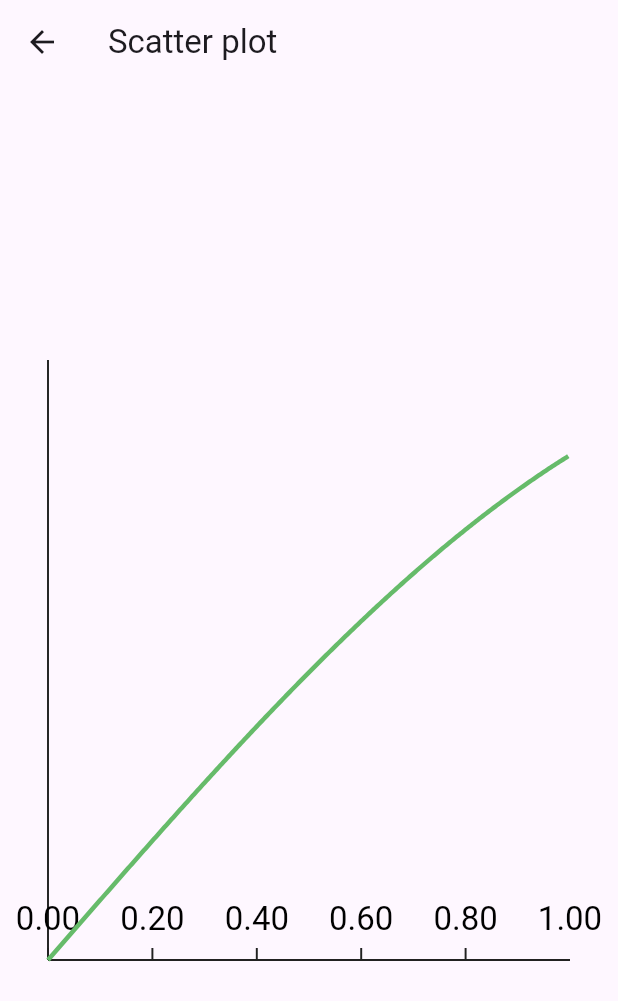
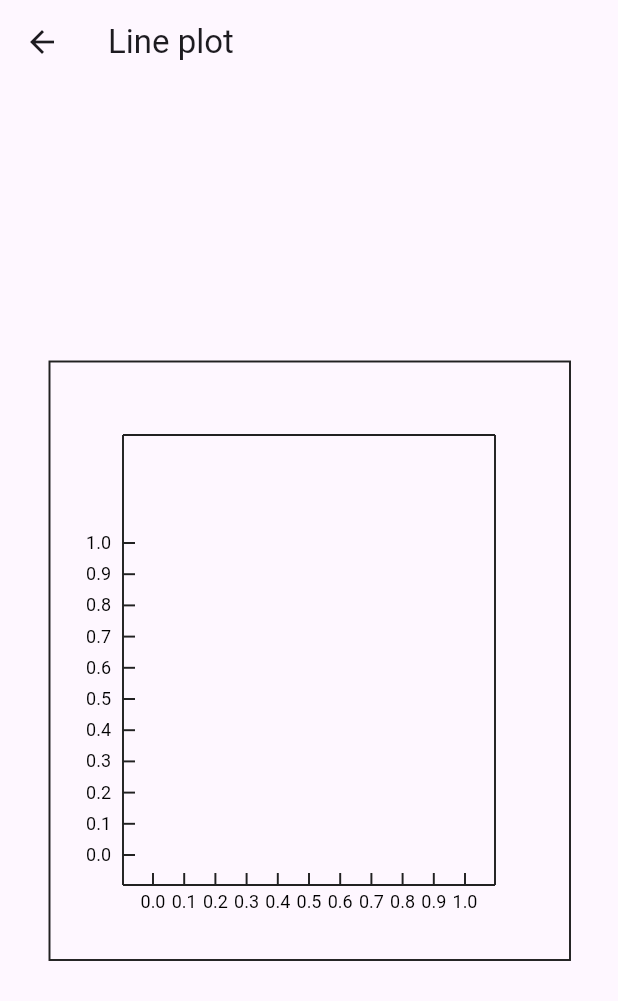
Before and after one commit to ClementBeal/pretty_charts, a Flutter app: the screen it shows after launch, after a tap on "Scatter", on a phone screen of 412 x 824 dp. Shown: the top 1001 px of the screen. Run offline on Flutter 3.47's test engine with Material 3 defaults, Android fonts, the phone set to English and light mode, and no system bars.

Commit message:
better axes

```diff
--- a/example/lib/main.dart
+++ b/example/lib/main.dart
@@ -1,4 +1,4 @@
-import 'package:example/screens/scatter_plot_screen.dart';
+import 'package:example/screens/line_plot_screen.dart';
 import 'package:flutter/material.dart';
 import 'package:pretty_charts/pretty_charts.dart';
 
@@ -38,7 +38,7 @@ class HomeScreen extends StatelessWidget {
             onTap: () {
               Navigator.of(context).push(
                 MaterialPageRoute(
-                  builder: (context) => ScatterPlotScreen(),
+                  builder: (context) => LinePlotScreen(),
                 ),
               );
             },
--- a/example/lib/screens/scatter_plot_screen.dart
+++ b/example/lib/screens/line_plot_screen.dart
@@ -1,14 +1,14 @@
 import 'package:flutter/material.dart';
 import 'package:pretty_charts/pretty_charts.dart';
 
-class ScatterPlotScreen extends StatelessWidget {
-  const ScatterPlotScreen({super.key});
+class LinePlotScreen extends StatelessWidget {
+  const LinePlotScreen({super.key});
 
   @override
   Widget build(BuildContext context) {
     return Scaffold(
       appBar: AppBar(
-        title: Text("Scatter plot"),
+        title: Text("Line plot"),
       ),
       body: Center(
         child: Padding(
@@ -16,7 +16,15 @@ class ScatterPlotScreen extends StatelessWidget {
           child: SizedBox(
             width: 400,
             height: 400,
-            child: ScatterPlot(),
+            child: LinePlot(
+              axes: Axes(
+                xLimits: (-1, 1),
+                yLimits: (-1, 1),
+                numberOfTicksOnX: 10,
+                numberOfTicksOnY: 10,
+                legend: "A great line plot",
+              ),
+            ),
           ),
         ),
       ),
--- a/lib/pretty_charts.dart
+++ b/lib/pretty_charts.dart
@@ -1,3 +1,4 @@
 library pretty_charts;
 
-export 'src/plots/scatter_plot.dart' show ScatterPlot;
+export 'src/plots/line_plot.dart' show LinePlot;
+export 'src/axes/axes.dart' show Axes;
--- /dev/null
+++ b/lib/src/axes/axes.dart
@@ -0,0 +1,18 @@
+class Axes {
+  final (int, int) xLimits;
+  final (int, int) yLimits;
+
+  final int numberOfTicksOnX;
+  final int numberOfTicksOnY;
+
+  /// legend to write on the plot
+  final String? legend;
+
+  Axes({
+    required this.xLimits,
+    required this.yLimits,
+    required this.numberOfTicksOnX,
+    required this.numberOfTicksOnY,
+    this.legend,
+  });
+}
--- /dev/null
+++ b/lib/src/axes/plot_framework.dart
@@ -0,0 +1,190 @@
+import 'dart:math';
+
+import 'package:flutter/material.dart';
+import 'package:pretty_charts/pretty_charts.dart';
+
+class PlotFrameworkPainter extends CustomPainter {
+  PlotFrameworkPainter({super.repaint, required this.axes});
+
+  final Axes axes;
+
+  // Offset convertPoint(double x, double y, )
+
+  @override
+  void paint(Canvas canvas, Size size) {
+    const double internalPadding = 50.0;
+    const double axesPadding = 20.0;
+
+    final xAxesNumberTicks = axes.numberOfTicksOnX;
+    final yAxesNumberTicks = axes.numberOfTicksOnY;
+    final yAxesRange = axes.xLimits;
+    final xAxesRange = axes.yLimits;
+
+    Paint axesPainter = Paint()
+      ..color = Colors.grey.shade900
+      ..style = PaintingStyle.stroke
+      ..strokeWidth = 1.3;
+
+    canvas.drawRect(
+        Rect.fromLTWH(1, 1, size.width - 1, size.height - 1), axesPainter);
+
+    final height = size.height;
+    final width = size.width;
+
+    final paddedWidth = size.width - 2 * internalPadding;
+    final paddedHeight = size.height - 2 * internalPadding;
+
+    final topLeftCorner = Offset(internalPadding, internalPadding);
+    final topRightCorner = topLeftCorner.translate(paddedWidth, 0);
+    final bottomRightCorner = topRightCorner.translate(0, paddedHeight);
+    final bottomLeftCorner = bottomRightCorner.translate(-paddedWidth, 0);
+
+    final axesOrigin = bottomLeftCorner.translate(axesPadding, -axesPadding);
+
+    // draw the box
+    canvas.drawLine(topLeftCorner, topRightCorner, axesPainter);
+    canvas.drawLine(topRightCorner, bottomRightCorner, axesPainter);
+    canvas.drawLine(bottomRightCorner, bottomLeftCorner, axesPainter);
+    canvas.drawLine(bottomLeftCorner, topLeftCorner, axesPainter);
+
+    // draw the axes
+
+    // x axes
+    // canvas.drawLine(
+    //   topLeftCorner.translate(
+    //     0,
+    //     paddedHeight / 2,
+    //   ),
+    //   topLeftCorner.translate(
+    //     paddedWidth,
+    //     paddedHeight / 2,
+    //   ),
+    //   axesPainter,
+    // );
+
+    // // y axes
+    // canvas.drawLine(
+    //   topLeftCorner.translate(
+    //     paddedWidth / 2,
+    //     0,
+    //   ),
+    //   topLeftCorner.translate(
+    //     paddedWidth / 2,
+    //     paddedHeight,
+    //   ),
+    //   axesPainter,
+    // );
+
+    // draw ticks
+
+    // actually linear
+
+    const textStyle = TextStyle(
+      color: Colors.black,
+      fontSize: 12,
+    );
+    final tickTextPainter = TextPainter(textDirection: TextDirection.ltr);
+    final xSpacing = (paddedWidth - 2 * axesPadding) / xAxesNumberTicks;
+    final ySpacing = (paddedWidth - 2 * axesPadding) / yAxesNumberTicks;
+
+    for (var i = 0; i < xAxesNumberTicks + 1; i++) {
+      canvas.drawLine(
+        bottomLeftCorner.translate(axesPadding + i * xSpacing, 0),
+        bottomLeftCorner.translate(axesPadding + i * xSpacing, -8),
+        axesPainter,
+      );
+    }
+
+    for (var i = 0; i < xAxesNumberTicks + 1; i++) {
+      final caption = xAxesRange.$2 / xAxesNumberTicks * i;
+      final textSpan = TextSpan(
+        text: caption.toStringAsFixed(1),
+        style: textStyle,
+      );
+      tickTextPainter.text = textSpan;
+
+      tickTextPainter.layout(maxWidth: 60);
+      tickTextPainter.paint(
+        canvas,
+        bottomLeftCorner.translate(
+            axesPadding + xSpacing * i - tickTextPainter.width / 2, 4),
+      );
+    }
+
+    // draw Y axes
+    for (var i = 0; i < yAxesNumberTicks + 1; i++) {
+      canvas.drawLine(
+        bottomLeftCorner.translate(0, -axesPadding - i * ySpacing),
+        bottomLeftCorner.translate(8, -axesPadding - i * ySpacing),
+        axesPainter,
+      );
+    }
+
+    for (var i = 0; i < xAxesNumberTicks + 1; i++) {
+      final caption = xAxesRange.$2 / xAxesNumberTicks * i;
+      final textSpan = TextSpan(
+        text: caption.toStringAsFixed(1),
+        style: textStyle,
+      );
+      tickTextPainter.text = textSpan;
+
+      tickTextPainter.layout(maxWidth: 60);
+      tickTextPainter.paint(
+        canvas,
+        bottomLeftCorner.translate(
+          -tickTextPainter.width - 8,
+          -axesPadding - ySpacing * i - tickTextPainter.height / 2,
+        ),
+      );
+    }
+
+    // draw a curve
+    // final curvePath = Path();
+    // final curvePainter = Paint()
+    //   ..color = Colors.green.shade400
+    //   ..style = PaintingStyle.stroke
+    //   ..strokeWidth = 3;
+    // curvePath.moveTo(0, height);
+
+    // final curveStep = width / 300;
+
+    // for (var i = 0; i < 300; i++) {
+    //   curvePath.lineTo(
+    //     i * curveStep,
+    //     height - (sin(i / 300)) * (height * yAxesRange.$2),
+    //   );
+    // }
+
+    // canvas.drawPath(curvePath, curvePainter);
+    // if (axes.legend != null) {
+    //   final legendPainter = TextPainter(
+    //     textDirection: TextDirection.ltr,
+    //     text: TextSpan(
+    //       text: axes.legend!,
+    //       style: TextStyle(
+    //         color: Colors.black,
+    //         fontStyle: FontStyle.italic,
+    //         fontSize: 20,
+    //       ),
+    //     ),
+    //   );
+
+    //   legendPainter.layout();
+
+    //   legendPainter.paint(
+    //     canvas,
+    //     Offset(
+    //       width / 2 - legendPainter.width / 2,
+    //       height - legendPainter.height,
+    //     ),
+    //   );
+    // }
+  }
+
+  void drawVerticalAxes() {}
+
+  @override
+  bool shouldRepaint(covariant CustomPainter oldDelegate) {
+    return true;
+  }
+}
--- a/lib/src/plot_framework.dart
+++ /dev/null
@@ -1,88 +0,0 @@
-import 'dart:math';
-
-import 'package:flutter/material.dart';
-
-class PlotFrameworkPainter extends CustomPainter {
-  @override
-  void paint(Canvas canvas, Size size) {
-    final xAxesNumberTicks = 5;
-    final yAxesRange = (0, 1);
-    final xAxesRange = (0, 1);
-
-    Paint axesPainter = Paint()
-      ..color = Colors.grey.shade900
-      ..strokeWidth = 1.3;
-
-    final width = size.width;
-    final height = size.height;
-    final aspectRatio = size.aspectRatio;
-
-    final origin = Offset(0, height);
-
-    const topLeftCorner = Offset.zero;
-    final topRightCorner = Offset(width, 0);
-    final bottomRightCorner = Offset(width, height);
-    final bottomLeftCorner = Offset(0, height);
-
-    // draw the box
-    // canvas.drawLine(topLeftCorner, topRightCorner, axesPainter);
-    // canvas.drawLine(topRightCorner, bottomRightCorner, axesPainter);
-    canvas.drawLine(bottomRightCorner, bottomLeftCorner, axesPainter);
-    canvas.drawLine(bottomLeftCorner, topLeftCorner, axesPainter);
-
-    // draw the axes
-
-    // canvas.drawLine(Offset(0, 20), Offset(width, 20), axesPainter);
-
-    // draw ticks
-
-    // actually linear
-
-    final textStyle = TextStyle(
-      color: Colors.black,
-      fontSize: 22,
-    );
-    final tickTextPainter = TextPainter(textDirection: TextDirection.ltr);
-    final xSpacing = width / xAxesNumberTicks;
-
-    for (var i = 0; i < xAxesNumberTicks; i++) {
-      canvas.drawLine(Offset(i * xSpacing, height),
-          Offset(i * xSpacing, height - 8), axesPainter);
-    }
-
-    for (var i = 0; i < xAxesNumberTicks + 1; i++) {
-      final caption = xAxesRange.$2 / xAxesNumberTicks * i;
-      final textSpan =
-          TextSpan(text: caption.toStringAsFixed(2), style: textStyle);
-      tickTextPainter.text = textSpan;
-
-      tickTextPainter.layout(maxWidth: 60);
-      tickTextPainter.paint(canvas,
-          Offset(xSpacing * i - tickTextPainter.width / 2, height - 40));
-    }
-
-    // draw a curve
-    final curvePath = Path();
-    final curvePainter = Paint()
-      ..color = Colors.green.shade400
-      ..style = PaintingStyle.stroke
-      ..strokeWidth = 3;
-    curvePath.moveTo(0, height);
-
-    final curveStep = width / 300;
-
-    for (var i = 0; i < 300; i++) {
-      curvePath.lineTo(
-        i * curveStep,
-        height - (sin(i / 300)) * (height * yAxesRange.$2),
-      );
-    }
-
-    canvas.drawPath(curvePath, curvePainter);
-  }
-
-  @override
-  bool shouldRepaint(covariant CustomPainter oldDelegate) {
-    return true;
-  }
-}
--- a/lib/src/plots/scatter_plot.dart
+++ b/lib/src/plots/line_plot.dart
@@ -1,14 +1,21 @@
 import 'package:flutter/widgets.dart';
-import 'package:pretty_charts/src/plot_framework.dart';
+import 'package:pretty_charts/src/axes/axes.dart';
+import 'package:pretty_charts/src/axes/plot_framework.dart';
 
-class ScatterPlot extends StatelessWidget {
-  const ScatterPlot({super.key});
+class LinePlot extends StatelessWidget {
+  const LinePlot({
+    super.key,
+    required this.axes,
+  });
+
+  final Axes axes;
 
   @override
   Widget build(BuildContext context) {
     return CustomPaint(
-      foregroundPainter: PlotFrameworkPainter(),
-      child: SizedBox(),
+      foregroundPainter: PlotFrameworkPainter(
+        axes: axes,
+      ),
     );
   }
 }
```
Also changed, not shown: 1 other file.
